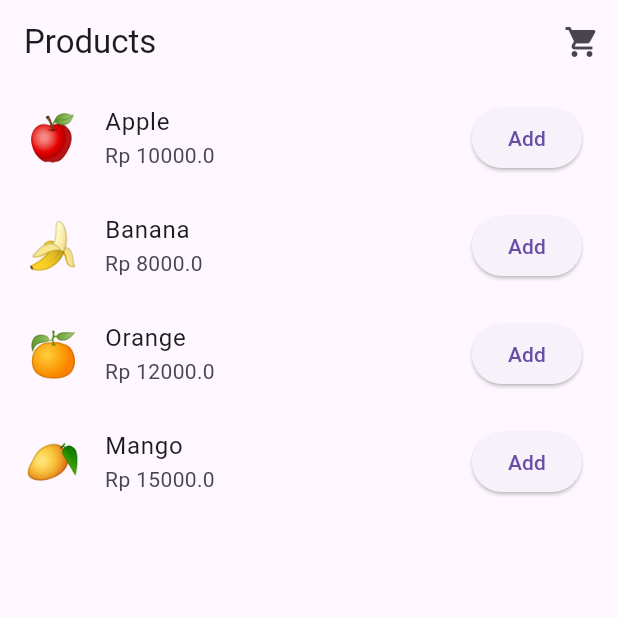
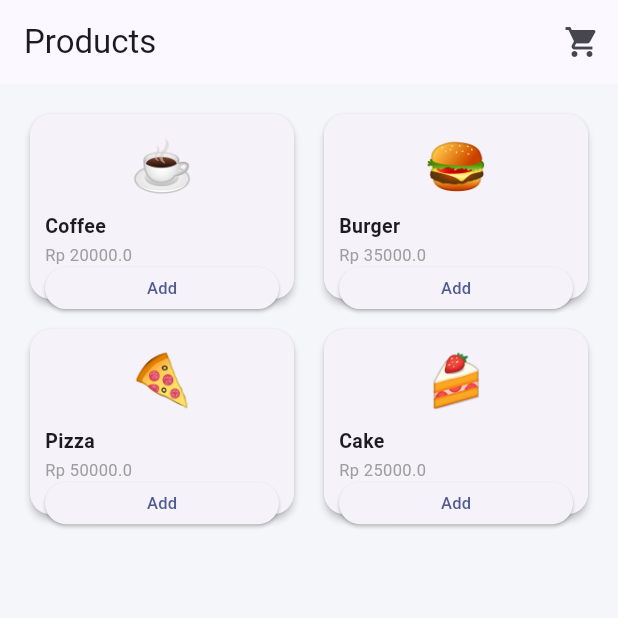
Before and after one commit to Ihsann333/Part-5-PAB, a Flutter app: the screen it shows after launch, on a phone screen of 412 x 824 dp, the top half of it. Run offline on Flutter 3.47's test engine with Material 3 defaults, Android fonts, the phone set to English and light mode, and no system bars.

Commit message:
Update UI product page

```diff
--- a/lib/main.dart
+++ b/lib/main.dart
@@ -1,7 +1,7 @@
 import 'package:flutter/material.dart';
 import 'package:provider/provider.dart';
 import 'models/cart_model.dart';
-import 'pages/product_list_page.dart';
+import 'pages/product_page.dart';
 
 void main() {
   runApp(
@@ -17,9 +17,15 @@ class MyApp extends StatelessWidget {
 
   @override
   Widget build(BuildContext context) {
-    return const MaterialApp(
+    return MaterialApp(
       debugShowCheckedModeBanner: false,
-      home: ProductListPage(),
+      title: "Modern Cart",
+      theme: ThemeData(
+        useMaterial3: true,
+        colorSchemeSeed: Colors.indigo,
+        scaffoldBackgroundColor: const Color(0xFFF4F6FA),
+      ),
+      home: const ProductPage(),
     );
   }
 }
--- a/lib/models/cart_item.dart
+++ b/lib/models/cart_item.dart
@@ -6,5 +6,5 @@ class CartItem {
 
   CartItem({required this.product, this.quantity = 1});
 
-  double get totalPrice => product.price * quantity;
+  double get total => product.price * quantity;
 }
--- a/lib/models/cart_model.dart
+++ b/lib/models/cart_model.dart
@@ -7,11 +7,11 @@ class CartModel extends ChangeNotifier {
 
   Map<String, CartItem> get items => _items;
 
-  int get itemCount =>
+  int get totalItems =>
       _items.values.fold(0, (sum, item) => sum + item.quantity);
 
   double get totalPrice =>
-      _items.values.fold(0, (sum, item) => sum + item.totalPrice);
+      _items.values.fold(0, (sum, item) => sum + item.total);
 
   void add(Product product) {
     if (_items.containsKey(product.id)) {
@@ -22,16 +22,16 @@ class CartModel extends ChangeNotifier {
     notifyListeners();
   }
 
-  void increase(String productId) {
-    _items[productId]!.quantity++;
+  void increase(String id) {
+    _items[id]!.quantity++;
     notifyListeners();
   }
 
-  void decrease(String productId) {
-    if (_items[productId]!.quantity > 1) {
-      _items[productId]!.quantity--;
+  void decrease(String id) {
+    if (_items[id]!.quantity > 1) {
+      _items[id]!.quantity--;
     } else {
-      _items.remove(productId);
+      _items.remove(id);
     }
     notifyListeners();
   }
--- a/lib/models/product.dart
+++ b/lib/models/product.dart
@@ -12,9 +12,9 @@ class Product {
   });
 }
 
-final List<Product> products = [
-  Product(id: '1', name: 'Apple', price: 10000, emoji: '🍎'),
-  Product(id: '2', name: 'Banana', price: 8000, emoji: '🍌'),
-  Product(id: '3', name: 'Orange', price: 12000, emoji: '🍊'),
-  Product(id: '4', name: 'Mango', price: 15000, emoji: '🥭'),
+final products = [
+  Product(id: "1", name: "Coffee", price: 20000, emoji: "☕"),
+  Product(id: "2", name: "Burger", price: 35000, emoji: "🍔"),
+  Product(id: "3", name: "Pizza", price: 50000, emoji: "🍕"),
+  Product(id: "4", name: "Cake", price: 25000, emoji: "🍰"),
 ];
--- a/lib/pages/product_list_page.dart
+++ /dev/null
@@ -1,68 +0,0 @@
-import 'package:flutter/material.dart';
-import 'package:provider/provider.dart';
-import '../models/product.dart';
-import '../models/cart_model.dart';
-import 'cart_page.dart';
-
-class ProductListPage extends StatelessWidget {
-  const ProductListPage({super.key});
-
-  @override
-  Widget build(BuildContext context) {
-    final cart = context.watch<CartModel>();
-
-    return Scaffold(
-      appBar: AppBar(
-        title: const Text('Products'),
-        actions: [
-          Stack(
-            children: [
-              IconButton(
-                icon: const Icon(Icons.shopping_cart),
-                onPressed: () {
-                  Navigator.push(
-                    context,
-                    MaterialPageRoute(
-                      builder: (_) => const CartPage(),
-                    ),
-                  );
-                },
-              ),
-              if (cart.itemCount > 0)
-                Positioned(
-                  right: 8,
-                  top: 8,
-                  child: CircleAvatar(
-                    radius: 10,
-                    backgroundColor: Colors.red,
-                    child: Text(
-                      cart.itemCount.toString(),
-                      style: const TextStyle(
-                        fontSize: 12,
-                        color: Colors.white,
-                      ),
-                    ),
-                  ),
-                )
-            ],
-          )
-        ],
-      ),
-      body: ListView.builder(
-        itemCount: products.length,
-        itemBuilder: (_, index) {
-          final product = products[index];
-          return ListTile(
-            leading: Text(product.emoji, style: const TextStyle(fontSize: 30)),
-            title: Text(product.name),
-            subtitle: Text('Rp ${product.price}'),
-            trailing: ElevatedButton(
-              onPressed: () => cart.add(product),
-              child: const Text('Add'),
-            ),
-          );
-        },
-      ),
-    );
-  }
-}
--- /dev/null
+++ b/lib/pages/product_page.dart
@@ -0,0 +1,116 @@
+import 'package:flutter/material.dart';
+import 'package:provider/provider.dart';
+import '../models/product.dart';
+import '../models/cart_model.dart';
+import 'cart_page.dart';
+
+class ProductPage extends StatelessWidget {
+  const ProductPage({super.key});
+
+  @override
+  Widget build(BuildContext context) {
+    final cart = context.watch<CartModel>();
+
+    return Scaffold(
+      appBar: AppBar(
+        title: const Text("Products"),
+        actions: [
+          Stack(
+            children: [
+              IconButton(
+                icon: const Icon(Icons.shopping_cart),
+                onPressed: () {
+                  Navigator.push(
+                    context,
+                    MaterialPageRoute(
+                      builder: (_) => const CartPage(),
+                    ),
+                  );
+                },
+              ),
+              if (cart.totalItems > 0)
+                Positioned(
+                  right: 8,
+                  top: 8,
+                  child: CircleAvatar(
+                    radius: 10,
+                    backgroundColor: Colors.red,
+                    child: Text(
+                      cart.totalItems.toString(),
+                      style: const TextStyle(
+                        fontSize: 12,
+                        color: Colors.white,
+                      ),
+                    ),
+                  ),
+                ),
+            ],
+          ),
+        ],
+      ),
+      body: GridView.builder(
+        padding: const EdgeInsets.all(16),
+        itemCount: products.length,
+        gridDelegate:
+            const SliverGridDelegateWithFixedCrossAxisCount(
+          crossAxisCount: 2,
+          mainAxisSpacing: 12,
+          crossAxisSpacing: 12,
+          childAspectRatio: 1.4,
+        ),
+        itemBuilder: (_, index) {
+          final product = products[index];
+
+          return Card(
+            elevation: 2,
+            shape: RoundedRectangleBorder(
+              borderRadius: BorderRadius.circular(14),
+            ),
+            child: Padding(
+              padding: const EdgeInsets.all(10),
+              child: Column(
+                crossAxisAlignment: CrossAxisAlignment.start,
+                children: [
+                  Center(
+                    child: Text(
+                      product.emoji,
+                      style: const TextStyle(fontSize: 34),
+                    ),
+                  ),
+                  const SizedBox(height: 6),
+                  Text(
+                    product.name,
+                    style: const TextStyle(
+                      fontSize: 13,
+                      fontWeight: FontWeight.w600,
+                    ),
+                  ),
+                  const SizedBox(height: 2),
+                  Text(
+                    "Rp ${product.price}",
+                    style: const TextStyle(
+                      fontSize: 11,
+                      color: Colors.grey,
+                    ),
+                  ),
+                  const Spacer(),
+                  SizedBox(
+                    height: 28,
+                    width: double.infinity,
+                    child: ElevatedButton(
+                      onPressed: () => cart.add(product),
+                      child: const Text(
+                        "Add",
+                        style: TextStyle(fontSize: 11),
+                      ),
+                    ),
+                  ),
+                ],
+              ),
+            ),
+          );
+        },
+      ),
+    );
+  }
+}
```
Also changed, not shown: lib/pages/cart_page.dart (+46 -16 lines).
